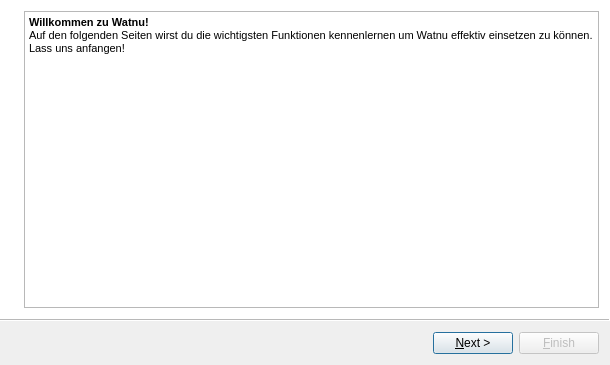
Old version of the form src/watnu/ui/landing.ui in the repository amogorkon/watnu.
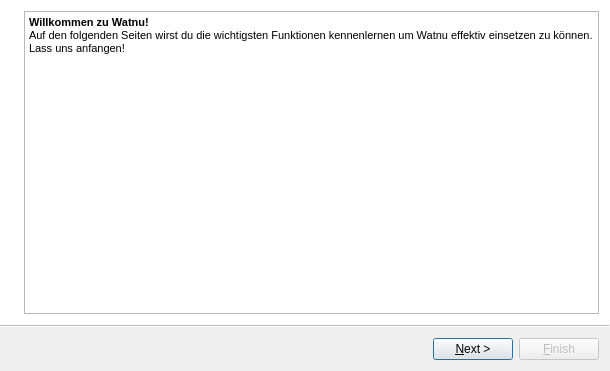
New version of the form. Icons and pictures are not drawn.

Commit message: upgrade to pyqt6

```diff
--- a/src/watnu/ui/landing.ui
+++ b/src/watnu/ui/landing.ui
@@ -10,7 +10,7 @@
     <x>0</x>
     <y>0</y>
     <width>610</width>
-    <height>365</height>
+    <height>371</height>
    </rect>
   </property>
   <property name="windowTitle">
```
Left out of the diff: 38 changed lines with no effect on the pictures.
